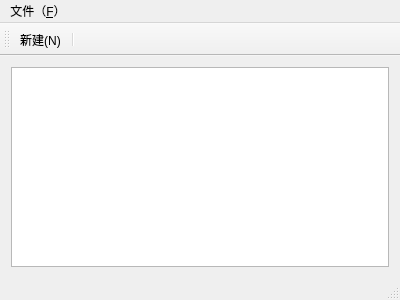
This is qmain/mainwindow.ui in dy1102/ReadingLevel as Qt 5 draws it before an edit. The edited form follows.
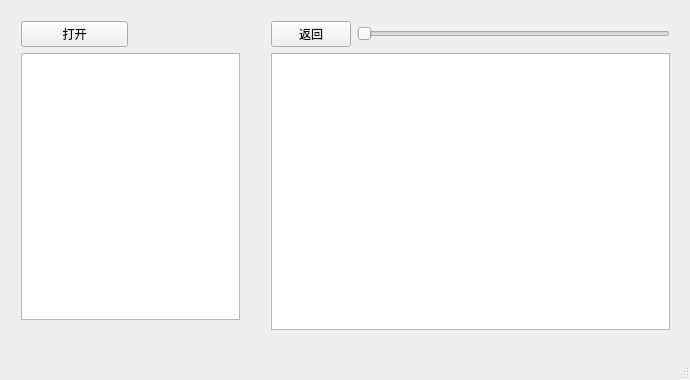
This is the edited form.

```diff
--- a/qmain/mainwindow.ui
+++ b/qmain/mainwindow.ui
@@ -6,53 +6,92 @@
    <rect>
     <x>0</x>
     <y>0</y>
-    <width>400</width>
-    <height>300</height>
+    <width>690</width>
+    <height>380</height>
    </rect>
   </property>
   <property name="windowTitle">
    <string>MainWindow</string>
   </property>
   <widget class="QWidget" name="centralWidget">
-   <layout class="QGridLayout" name="gridLayout">
-    <item row="0" column="0">
-     <widget class="QTextEdit" name="textEdit"/>
-    </item>
-   </layout>
+   <widget class="QWidget" name="">
+    <property name="geometry">
+     <rect>
+      <x>260</x>
+      <y>10</y>
+      <width>421</width>
+      <height>331</height>
+     </rect>
+    </property>
+    <layout class="QVBoxLayout" name="verticalLayout">
+     <item>
+      <layout class="QHBoxLayout" name="horizontalLayout">
+       <item>
+        <widget class="QPushButton" name="pushButton_2">
+         <property name="text">
+          <string>返回</string>
+         </property>
+        </widget>
+       </item>
+       <item>
+        <widget class="QSlider" name="horizontalSlider">
+         <property name="orientation">
+          <enum>Qt::Horizontal</enum>
+         </property>
+        </widget>
+       </item>
+      </layout>
+     </item>
+     <item>
+      <widget class="QTextEdit" name="textEdit"/>
+     </item>
+    </layout>
+   </widget>
+   <widget class="QWidget" name="">
+    <property name="geometry">
+     <rect>
+      <x>10</x>
+      <y>10</y>
+      <width>241</width>
+      <height>321</height>
+     </rect>
+    </property>
+    <layout class="QVBoxLayout" name="verticalLayout_2">
+     <item>
+      <layout class="QHBoxLayout" name="horizontalLayout_2">
+       <item>
+        <widget class="QPushButton" name="pushButton">
+         <property name="text">
+          <string>打开</string>
+         </property>
+        </widget>
+       </item>
+       <item>
+        <widget class="QLabel" name="label">
+         <property name="text">
+          <string/>
+         </property>
+        </widget>
+       </item>
+      </layout>
+     </item>
+     <item>
+      <widget class="QListWidget" name="listWidget"/>
+     </item>
+    </layout>
+   </widget>
   </widget>
   <widget class="QMenuBar" name="menuBar">
    <property name="geometry">
     <rect>
      <x>0</x>
      <y>0</y>
-     <width>400</width>
+     <width>690</width>
      <height>18</height>
     </rect>
    </property>
-   <widget class="QMenu" name="menu">
-    <property name="title">
-     <string>文件（&amp;F）</string>
-    </property>
-    <addaction name="action_N"/>
-   </widget>
-   <addaction name="menu"/>
-  </widget>
-  <widget class="QToolBar" name="mainToolBar">
-   <attribute name="toolBarArea">
-    <enum>TopToolBarArea</enum>
-   </attribute>
-   <attribute name="toolBarBreak">
-    <bool>false</bool>
-   </attribute>
-   <addaction name="action_N"/>
-   <addaction name="separator"/>
   </widget>
   <widget class="QStatusBar" name="statusBar"/>
-  <action name="action_N">
-   <property name="text">
-    <string>新建(&amp;N)</string>
-   </property>
-  </action>
  </widget>
  <layoutdefault spacing="6" margin="11"/>
  <resources/>
```
